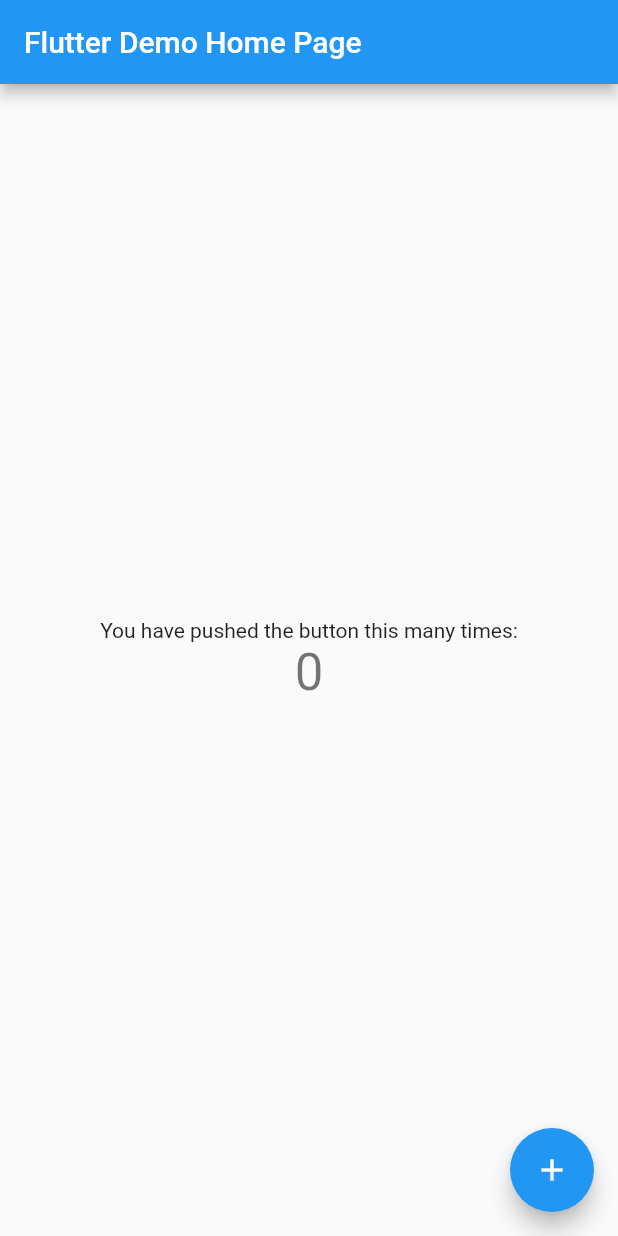
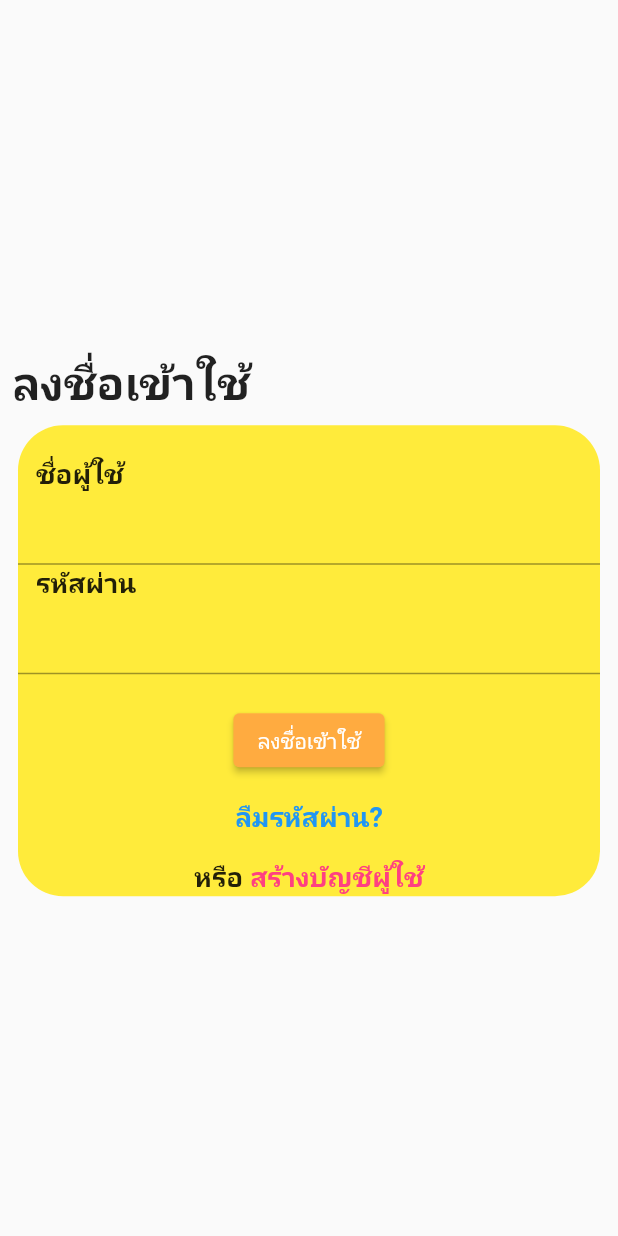
Before and after one commit to AINutritionProject/KinDeeUDee, a Flutter app: the screen it shows after launch, on a phone screen of 412 x 824 dp. Run offline on Flutter 3.47's test engine with Material 2 defaults, Android fonts, the phone set to English and light mode, and no system bars.

Commit message:
create basic login page ui

```diff
--- a/lib/main.dart
+++ b/lib/main.dart
@@ -1,4 +1,5 @@
 import 'package:flutter/material.dart';
+import 'package:appfood2/pages/login.dart';
 
 void main() {
   runApp(const MyApp());
@@ -7,109 +8,12 @@ void main() {
 class MyApp extends StatelessWidget {
   const MyApp({super.key});
 
-  // This widget is the root of your application.
   @override
   Widget build(BuildContext context) {
-    return MaterialApp(
+    return const MaterialApp(
+      debugShowCheckedModeBanner: false,
       title: 'Flutter Demo',
-      theme: ThemeData(
-        // This is the theme of your application.
-        //
-        // Try running your application with "flutter run". You'll see the
-        // application has a blue toolbar. Then, without quitting the app, try
-        // changing the primarySwatch below to Colors.green and then invoke
-        // "hot reload" (press "r" in the console where you ran "flutter run",
-        // or simply save your changes to "hot reload" in a Flutter IDE).
-        // Notice that the counter didn't reset back to zero; the application
-        // is not restarted.
-        primarySwatch: Colors.blue,
-      ),
-      home: const MyHomePage(title: 'Flutter Demo Home Page'),
+      home: LoginPage(),
     );
   }
 }
-
-class MyHomePage extends StatefulWidget {
-  const MyHomePage({super.key, required this.title});
-
-  // This widget is the home page of your application. It is stateful, meaning
-  // that it has a State object (defined below) that contains fields that affect
-  // how it looks.
-
-  // This class is the configuration for the state. It holds the values (in this
-  // case the title) provided by the parent (in this case the App widget) and
-  // used by the build method of the State. Fields in a Widget subclass are
-  // always marked "final".
-
-  final String title;
-
-  @override
-  State<MyHomePage> createState() => _MyHomePageState();
-}
-
-class _MyHomePageState extends State<MyHomePage> {
-  int _counter = 0;
-
-  void _incrementCounter() {
-    setState(() {
-      // This call to setState tells the Flutter framework that something has
-      // changed in this State, which causes it to rerun the build method below
-      // so that the display can reflect the updated values. If we changed
-      // _counter without calling setState(), then the build method would not be
-      // called again, and so nothing would appear to happen.
-      _counter++;
-    });
-  }
-
-  @override
-  Widget build(BuildContext context) {
-    // This method is rerun every time setState is called, for instance as done
-    // by the _incrementCounter method above.
-    //
-    // The Flutter framework has been optimized to make rerunning build methods
-    // fast, so that you can just rebuild anything that needs updating rather
-    // than having to individually change instances of widgets.
-    return Scaffold(
-      appBar: AppBar(
-        // Here we take the value from the MyHomePage object that was created by
-        // the App.build method, and use it to set our appbar title.
-        title: Text(widget.title),
-      ),
-      body: Center(
-        // Center is a layout widget. It takes a single child and positions it
-        // in the middle of the parent.
-        child: Column(
-          // Column is also a layout widget. It takes a list of children and
-          // arranges them vertically. By default, it sizes itself to fit its
-          // children horizontally, and tries to be as tall as its parent.
-          //
-          // Invoke "debug painting" (press "p" in the console, choose the
-          // "Toggle Debug Paint" action from the Flutter Inspector in Android
-          // Studio, or the "Toggle Debug Paint" command in Visual Studio Code)
-          // to see the wireframe for each widget.
-          //
-          // Column has various properties to control how it sizes itself and
-          // how it positions its children. Here we use mainAxisAlignment to
-          // center the children vertically; the main axis here is the vertical
-          // axis because Columns are vertical (the cross axis would be
-          // horizontal).
-          mainAxisAlignment: MainAxisAlignment.center,
-          children: <Widget>[
-            const Text(
-              'You have pushed the button this many times:',
-            ),
-            Text(
-              '$_counter',
-              style: Theme.of(context).textTheme.headlineMedium,
-            ),
-          ],
-        ),
-      ),
-      floatingActionButton: FloatingActionButton(
-        onPressed: _incrementCounter,
-        tooltip: 'Increment',
-        child: const Icon(Icons.add),
-      ), // This trailing comma makes auto-formatting nicer for build methods.
-    );
-  }
-}
--- /dev/null
+++ b/lib/pages/login.dart
@@ -0,0 +1,142 @@
+import 'package:flutter/material.dart';
+
+class LogInForm extends StatefulWidget {
+  const LogInForm({super.key});
+
+  @override
+  State<LogInForm> createState() => _LogInFormState();
+}
+
+class LoginPage extends StatefulWidget {
+  const LoginPage({super.key});
+
+  @override
+  State<LoginPage> createState() => _LoginPageState();
+}
+
+class _LogInFormState extends State<LogInForm> {
+  final _formKey = GlobalKey<FormState>();
+  final TextEditingController _emailController = TextEditingController();
+  final TextEditingController _passwordController = TextEditingController();
+
+  @override
+  Widget build(BuildContext context) {
+    return Form(
+        key: _formKey,
+        child: Column(
+          mainAxisAlignment: MainAxisAlignment.center,
+          crossAxisAlignment: CrossAxisAlignment.start,
+          children: [
+            const SizedBox(
+              height: 20,
+            ),
+            const Padding(
+              padding: EdgeInsets.symmetric(horizontal: 12),
+              child: Text(
+                "ชื่อผู้ใช้",
+                style: TextStyle(fontSize: 18, fontWeight: FontWeight.w600),
+              ),
+            ),
+            TextFormField(
+              controller: _emailController,
+              cursorHeight: 30,
+              decoration: const InputDecoration(
+                border: UnderlineInputBorder(),
+              ),
+            ),
+            const Padding(
+              padding: EdgeInsets.symmetric(horizontal: 12),
+              child: Text(
+                "รหัสผ่าน",
+                style: TextStyle(fontSize: 18, fontWeight: FontWeight.w600),
+              ),
+            ),
+            TextFormField(
+              controller: _passwordController,
+              obscureText: true,
+              decoration: const InputDecoration(
+                border: UnderlineInputBorder(),
+              ),
+            ),
+            const SizedBox(
+              height: 20,
+            ),
+            Center(
+              child: ElevatedButton(
+                style: ElevatedButton.styleFrom(
+                    backgroundColor: Colors.orangeAccent),
+                onPressed: () {},
+                child: const Text(
+                  "ลงชื่อเข้าใช้",
+                  style: TextStyle(fontWeight: FontWeight.w200),
+                ),
+              ),
+            ),
+            const SizedBox(
+              height: 15,
+            ),
+            const Center(
+              child: Text(
+                "ลืมรหัสผ่าน?",
+                style: TextStyle(
+                    fontSize: 18,
+                    fontWeight: FontWeight.w600,
+                    color: Colors.blue),
+              ),
+            ),
+            const SizedBox(
+              height: 15,
+            ),
+            Row(
+              mainAxisAlignment: MainAxisAlignment.center,
+              children: [
+                const Text(
+                  "หรือ",
+                  style: TextStyle(fontSize: 18, fontWeight: FontWeight.w600),
+                ),
+                GestureDetector(
+                  onTap: () {},
+                  child: const Text(
+                    " สร้างบัญชีผู้ใช้",
+                    style: TextStyle(
+                        fontSize: 18,
+                        fontWeight: FontWeight.w600,
+                        color: Colors.pinkAccent),
+                  ),
+                )
+              ],
+            )
+          ],
+        ));
+  }
+}
+
+class _LoginPageState extends State<LoginPage> {
+  @override
+  Widget build(BuildContext context) {
+    return Scaffold(
+      body: Column(
+        crossAxisAlignment: CrossAxisAlignment.start,
+        mainAxisAlignment: MainAxisAlignment.center,
+        children: [
+          const Padding(
+            padding: EdgeInsets.all(8.0),
+            child: Text(
+              "ลงชื่อเข้าใช้",
+              style: TextStyle(fontWeight: FontWeight.bold, fontSize: 30),
+            ),
+          ),
+          Padding(
+            padding: const EdgeInsets.symmetric(horizontal: 12),
+            child: Container(
+              decoration: const BoxDecoration(
+                  color: Colors.yellow,
+                  borderRadius: BorderRadius.all(Radius.circular(30))),
+              child: const LogInForm(),
+            ),
+          ),
+        ],
+      ),
+    );
+  }
+}
```
